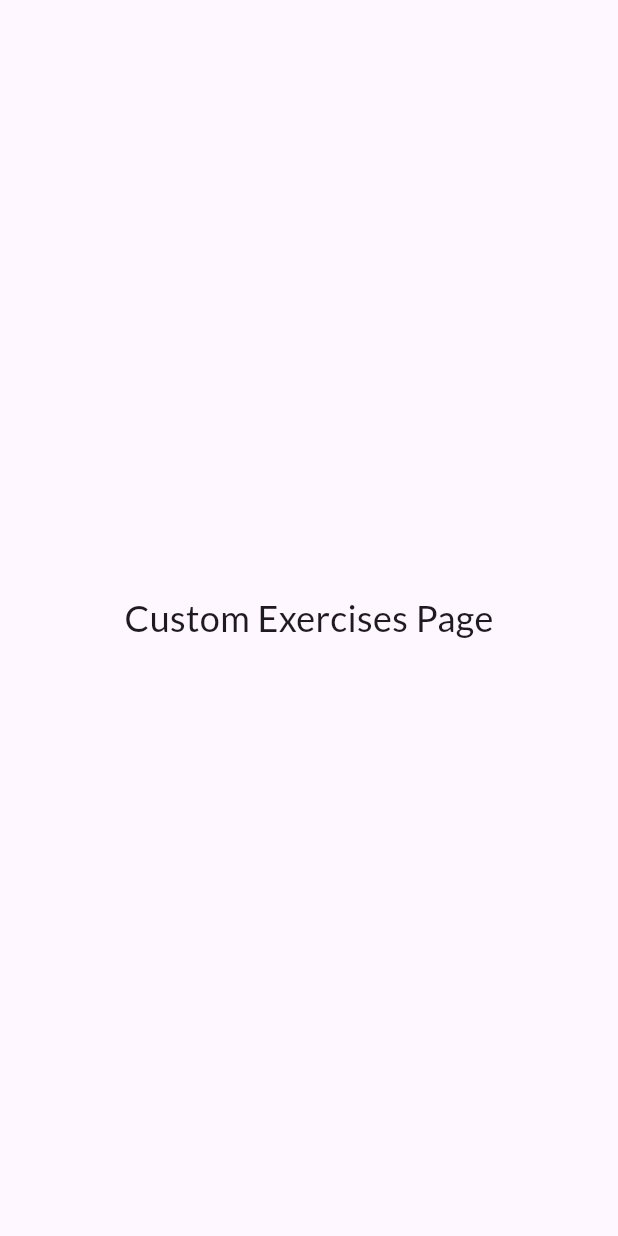
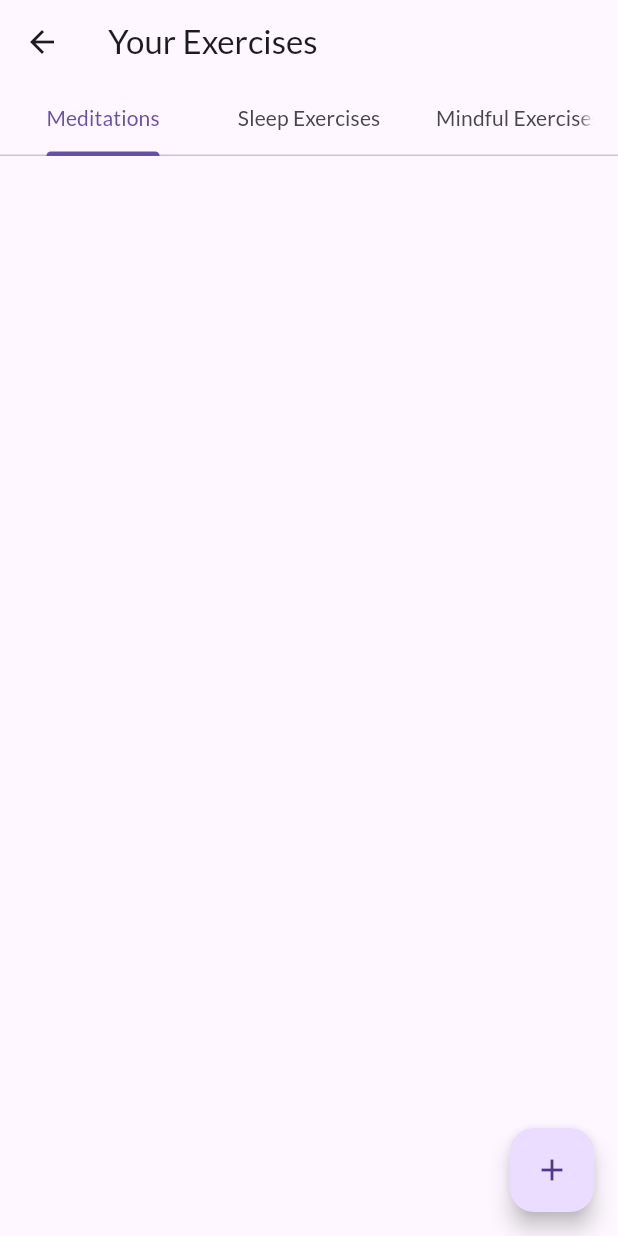
Before and after one commit to sachintha990/Meditator_app, a Flutter app: the CustomExercises screen opened directly, on a phone screen of 412 x 824 dp. Run offline on Flutter 3.47's test engine with Material 3 defaults, Android fonts, the phone set to English and light mode, and no system bars; our stand-ins replace flutter_svg, go_router, google_fonts, hive, hive_flutter, image_picker and 1 more; accounts and stored records are empty.

Commit message:
Add CustomExercises page with tabs for Meditations, Sleep, and Mindful Exercises; integrate data provider for dynamic content

```diff
--- a/lib/pages/main_pages/custom_exercises.dart
+++ /dev/null
@@ -1,17 +0,0 @@
-import 'package:flutter/material.dart';
-
-class CustomExercises extends StatelessWidget {
-  const CustomExercises({super.key});
-
-  @override
-  Widget build(BuildContext context) {
-    return const Scaffold(
-      body: Center(
-        child: Text(
-          'Custom Exercises Page',
-          style: TextStyle(fontSize: 24),
-        ),
-      ),
-    );
-  }
-}
--- /dev/null
+++ b/lib/pages/main_pages/custum_exercises.dart
@@ -0,0 +1,42 @@
+import 'package:flutter/material.dart';
+import 'package:go_router/go_router.dart';
+import 'package:meditator/router/route_names.dart';
+import 'package:meditator/widgets/tabs/meditation_tab.dart';
+import 'package:meditator/widgets/tabs/mindfull_exercise.dart';
+import 'package:meditator/widgets/tabs/sleep_exercise_tab.dart';
+
+class CustomExercises extends StatelessWidget {
+  const CustomExercises({super.key});
+
+  @override
+  Widget build(BuildContext context) {
+    return DefaultTabController(
+      length: 3, // Number of tabs
+      child: Scaffold(
+        appBar: AppBar(
+          title: const Text("Your Exercises"),
+          bottom: const TabBar(
+            tabs: [
+              Tab(text: "Meditations"),
+              Tab(text: "Sleep Exercises"),
+              Tab(text: "Mindful Exercises"),
+            ],
+          ),
+        ),
+        floatingActionButton: FloatingActionButton(
+          onPressed: () {
+            GoRouter.of(context).pushNamed(RouteNames.create);
+          },
+          child: const Icon(Icons.add),
+        ),
+        body: const TabBarView(
+          children: [
+            MeditationsTab(),
+            SleepExercisesTab(),
+            MindfulExercisesTab(),
+          ],
+        ),
+      ),
+    );
+  }
+}
--- a/lib/pages/main_screen.dart
+++ b/lib/pages/main_screen.dart
@@ -1,7 +1,7 @@
 import 'package:flutter/material.dart';
 import 'package:flutter_svg/svg.dart';
 import 'package:meditator/pages/main_pages/create_custom_exercise.dart';
-import 'package:meditator/pages/main_pages/custom_exercises.dart';
+import 'package:meditator/pages/main_pages/custum_exercises.dart';
 import 'package:meditator/pages/main_pages/home_page.dart';
 import 'package:meditator/pages/main_pages/mindfull_exercise_page.dart';
 import 'package:meditator/pages/main_pages/profile_page.dart';
@@ -18,10 +18,10 @@ class _MainScreenState extends State<MainScreen> {
   int _selectedIndex = 0;
 
   static const List<Widget> _pages = <Widget>[
-    CreateCustomExercise(),
+    CustomExercises(),
     HomePage(),
     MindFullExercisePage(),
-    CustomExercises(),
+    CreateCustomExercise(),
     ProfilePage(),
   ];
 
--- /dev/null
+++ b/lib/widgets/tabs/meditation_tab.dart
@@ -0,0 +1,72 @@
+import 'package:flutter/material.dart';
+import 'package:meditator/models/meditation_model.dart';
+import 'package:meditator/providers/custom_data_provider.dart';
+import 'package:meditator/utils/colors.dart';
+import 'package:meditator/utils/text_styles.dart';
+import 'package:provider/provider.dart';
+
+class MeditationsTab extends StatelessWidget {
+  const MeditationsTab({super.key});
+
+  @override
+  Widget build(BuildContext context) {
+    return SingleChildScrollView(
+      child: Padding(
+        padding: const EdgeInsets.symmetric(horizontal: 15),
+        child: Column(
+          children: [
+            //Add a list of meditations here
+            Consumer<CustomDataProvider>(
+              builder: (context, data, child) {
+                final List<MeditationContent> meditations =
+                    data.getMeditations();
+                return ListView.builder(
+                  shrinkWrap: true,
+                  physics: const NeverScrollableScrollPhysics(),
+                  itemCount: meditations.length,
+                  itemBuilder: (context, index) {
+                    final MeditationContent meditation = meditations[index];
+                    return Container(
+                      margin: const EdgeInsets.symmetric(vertical: 5),
+                      decoration: BoxDecoration(
+                        color: AppColors.primaryDarkBlue.withOpacity(0.1),
+                        borderRadius: BorderRadius.circular(10),
+                      ),
+                      child: ListTile(
+                        title: Row(
+                          mainAxisAlignment: MainAxisAlignment.spaceBetween,
+                          children: [
+                            Text(
+                              meditation.name,
+                              style: AppTextStyles.subtitleStyle,
+                            ),
+                            IconButton(
+                              icon: const Icon(
+                                Icons.delete,
+                                color: AppColors.primaryPurple,
+                              ),
+                              onPressed: () {
+                                data.deleteMeditation(meditation, context);
+                              },
+                            ),
+                          ],
+                        ),
+                        subtitle: Text(
+                          meditation.description,
+                          style: AppTextStyles.bodyStyle.copyWith(
+                            color: AppColors.primaryDarkBlue.withOpacity(0.7),
+                            fontSize: 14,
+                          ),
+                        ),
+                      ),
+                    );
+                  },
+                );
+              },
+            ),
+          ],
+        ),
+      ),
+    );
+  }
+}
```
Also changed, not shown: lib/main.dart (+6 -12 lines), lib/widgets/tabs/mindfull_exercise.dart (added, +63 -0 lines), lib/widgets/tabs/sleep_exercise_tab.dart (added, +61 -0 lines).
